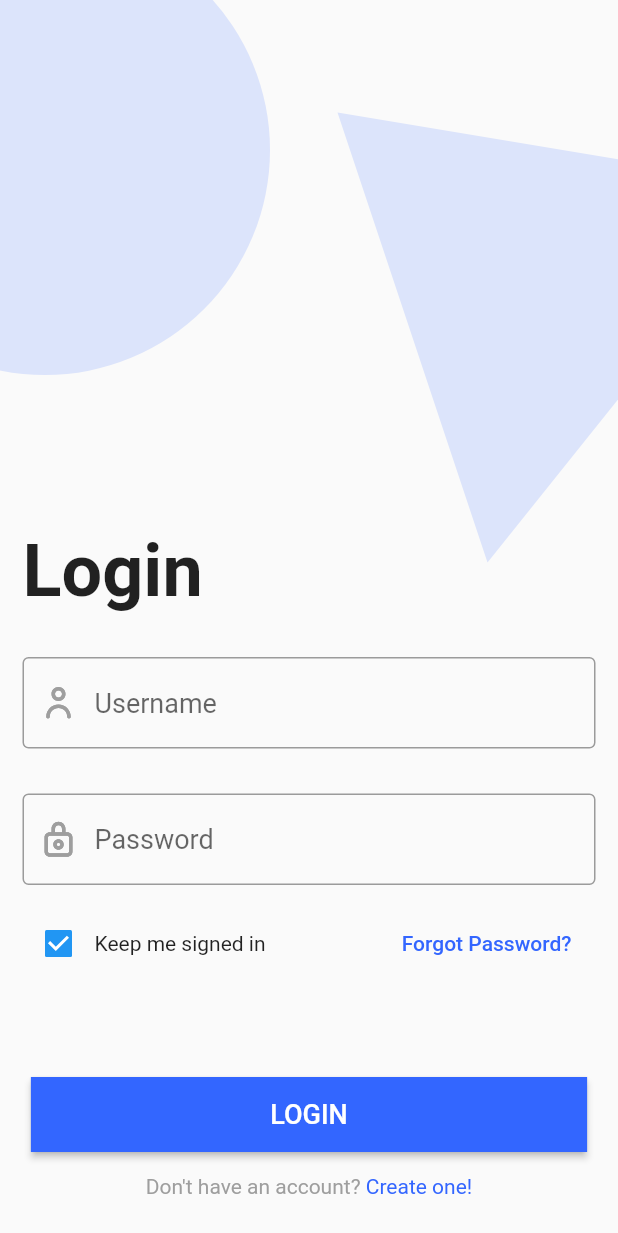
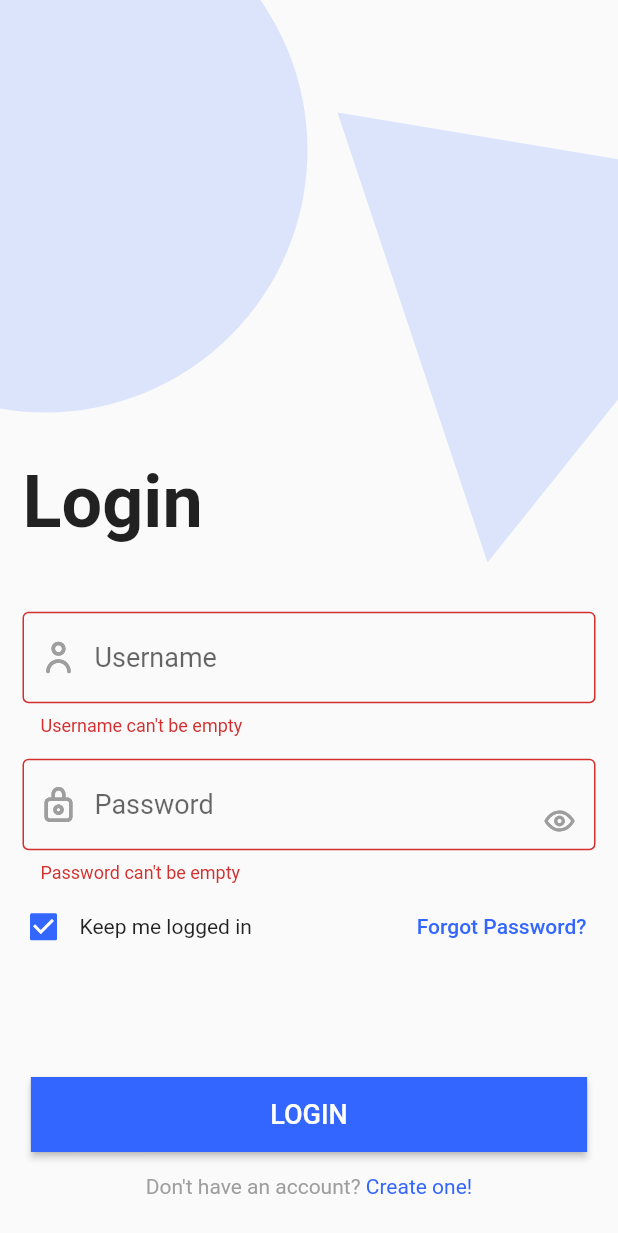
Before and after one commit to mdgspace/codephile-mobile, a Flutter app: the LoginScreen screen opened directly, after a tap on "LOGIN", on a phone screen of 412 x 824 dp. Shown: the top 1233 px of the screen. Run offline on Flutter 3.47's test engine with Material 2 defaults, Android fonts, the phone set to English and light mode, and no system bars; our stand-ins replace flutter_local_notifications, flutter_spinkit, flutter_svg, fluttertoast, image_cropper, image_picker and 2 more; missing offline and left inert: flutter_web_browser, searchable_dropdown; accounts and stored records are empty; project files that could hold a hidden picture were left out.

Commit message:
ptch:  login logic

```diff
--- a/codephile/lib/screens/login/login_screen.dart
+++ b/codephile/lib/screens/login/login_screen.dart
@@ -1,9 +1,15 @@
+import 'package:codephile/homescreen.dart';
+import 'package:codephile/models/token.dart';
 import 'package:codephile/resources/colors.dart';
 import 'package:codephile/screens/signup/signup.dart';
+import 'package:codephile/services/Id.dart';
+import 'package:codephile/services/login.dart';
 import 'package:flutter/gestures.dart';
 import 'package:flutter/material.dart';
 import 'package:flutter/services.dart';
 import 'package:flutter_svg/flutter_svg.dart';
+import 'package:fluttertoast/fluttertoast.dart';
+import 'package:shared_preferences/shared_preferences.dart';
 
 class LoginScreen extends StatefulWidget {
   @override
@@ -11,16 +17,27 @@ class LoginScreen extends StatefulWidget {
 }
 
 class _LoginScreenState extends State<LoginScreen> {
-  bool value = true;
   FocusNode _usernameFocusNode;
   FocusNode _passwordFocusNode;
   bool _usernameFocus;
   bool _passwordFocus;
+  bool _obscureText;
+  bool _keepMeLoggedIn;
+  bool _loggingIn;
+  String _username;
+  String _password;
+  GlobalKey<FormState> _key;
   @override
   void initState() {
     super.initState();
     _usernameFocus = false;
     _passwordFocus = false;
+    _obscureText = true;
+    _keepMeLoggedIn = true;
+    _loggingIn = false;
+    _username = '';
+    _password = '';
+    _key = GlobalKey<FormState>();
     _usernameFocusNode = FocusNode();
     _usernameFocusNode.addListener(() {
       setState(() {
@@ -47,20 +64,31 @@ class _LoginScreenState extends State<LoginScreen> {
         body: CustomPaint(
           painter: ShapePainter(),
           child: Center(
+            child: Form(
+              key: _key,
               child: Column(
                 mainAxisAlignment: MainAxisAlignment.end,
                 crossAxisAlignment: CrossAxisAlignment.start,
                 children: <Widget>[
+                  Spacer(flex: 10),
                   Padding(
-                    padding: EdgeInsets.all(15.0),
+                      padding: EdgeInsets.fromLTRB(15.0, 0, 15.0, 0),
                       child: Text(
                         'Login',
                         style: TextStyle(
                             fontSize: 48.0, fontWeight: FontWeight.bold),
                       )),
+                  Spacer(flex: 1),
                   Padding(
-                    padding: EdgeInsets.all(15.0),
+                      padding: EdgeInsets.fromLTRB(15.0, 15.0, 15.0, 0),
                       child: TextFormField(
+                        onSaved: (value) {
+                          setState(() {
+                            _username = value;
+                          });
+                        },
+                        validator: (value) =>
+                            value.isEmpty ? 'Username can\'t be empty' : null,
                         textInputAction: TextInputAction.next,
                         keyboardType: TextInputType.text,
                         focusNode: _usernameFocusNode,
@@ -77,18 +105,29 @@ class _LoginScreenState extends State<LoginScreen> {
                               ),
                             ),
                             border: OutlineInputBorder(
-                              borderSide:
-                                  BorderSide(color: codephileMain, width: 1.0)),
+                                borderSide: BorderSide(
+                                    color: codephileMain, width: 1.0)),
                             focusedBorder: OutlineInputBorder(
                                 borderSide: BorderSide(
                                     color: codephileMain, width: 1.5))),
                       )),
                   Padding(
-                    padding: EdgeInsets.all(15.0),
-                    child: TextFormField(
+                      padding: EdgeInsets.fromLTRB(15.0, 15.0, 15.0, 5.0),
+                      child: Stack(
+                          alignment: Alignment.centerRight,
+                          children: <Widget>[
+                            TextFormField(
+                              onSaved: (value) {
+                                setState(() {
+                                  _password = value;
+                                });
+                              },
+                              validator: (value) => value.isEmpty
+                                  ? 'Password can\'t be empty'
+                                  : null,
                               textInputAction: TextInputAction.go,
                               keyboardType: TextInputType.visiblePassword,
-                      obscureText: true,
+                              obscureText: _obscureText,
                               focusNode: _passwordFocusNode,
                               style: TextStyle(fontSize: 18.0),
                               decoration: InputDecoration(
@@ -101,24 +140,42 @@ class _LoginScreenState extends State<LoginScreen> {
                                             : Colors.grey),
                                   ),
                                   border: OutlineInputBorder(
-                              borderSide:
-                                  BorderSide(color: codephileMain, width: 1.0)),
+                                      borderSide: BorderSide(
+                                          color: codephileMain, width: 1.0)),
                                   focusedBorder: OutlineInputBorder(
                                       borderSide: BorderSide(
                                           color: codephileMain, width: 1.5))),
-                    )),
+                            ),
+                            IconButton(
+                                icon: SvgPicture.asset(
+                                  (_obscureText)
+                                      ? 'assets/eye-on.svg'
+                                      : 'assets/eye-off.svg',
+                                  color: (_passwordFocus)
+                                      ? codephileMain
+                                      : Colors.grey,
+                                ),
+                                onPressed: () {
+                                  setState(() {
+                                    _obscureText = !_obscureText;
+                                  });
+                                })
+                          ])),
                   Padding(
-                    padding: EdgeInsets.fromLTRB(15.0, 0.0, 15.0, 15.0),
+                      padding: EdgeInsets.fromLTRB(5.0, 0.0, 5.0, 15.0),
                       child: Row(
-                      mainAxisAlignment: MainAxisAlignment.spaceBetween,
+                        mainAxisAlignment: MainAxisAlignment.start,
                         crossAxisAlignment: CrossAxisAlignment.center,
                         children: <Widget>[
                           Checkbox(
-                            value: value,
+                              value: _keepMeLoggedIn,
+                              activeColor: codephileMain,
                               onChanged: (val) {
-                              value = val;
+                                setState(() {
+                                  _keepMeLoggedIn = val;
+                                });
                               }),
-                        Text('Keep me signed in'),
+                          Text('Keep me logged in'),
                           Spacer(),
                           FlatButton(
                               onPressed: () {},
@@ -128,8 +185,8 @@ class _LoginScreenState extends State<LoginScreen> {
                               ))
                         ],
                       )),
-                SizedBox(
-                  height: 50,
+                  Spacer(
+                    flex: 2,
                   ),
                   Center(
                     child: RaisedButton(
@@ -139,13 +196,46 @@ class _LoginScreenState extends State<LoginScreen> {
                           height: 50,
                           width: MediaQuery.of(context).size.width * 0.9,
                           decoration: BoxDecoration(
-                            color: codephileMain,
+                              color: (_loggingIn) ? Colors.grey : codephileMain,
                               borderRadius: BorderRadius.circular(0.0)),
                           child: Text(
-                          'LOGIN',
-                          style: TextStyle(color: Colors.white, fontSize: 18),
+                            (_loggingIn) ? 'LOGGING IN' : 'LOGIN',
+                            style: TextStyle(
+                                color: (_loggingIn)
+                                    ? Colors.black87
+                                    : Colors.white,
+                                fontSize: 18),
                           )),
-                    onPressed: () {},
+                      onPressed: () async {
+                        setState(() {
+                          _loggingIn = true;
+                        });
+                        if (_validateAndSave()) {
+                          Token token = await login(_username, _password);
+                          if (token != null) {
+                            String uid = await id(token.token);
+                            if (_keepMeLoggedIn) {
+                              SharedPreferences prefs =
+                                  await SharedPreferences.getInstance();
+                              prefs.setString("token", token.token);
+                              prefs.setString("uid", uid);
+                            }
+                            FocusScope.of(context).requestFocus(new FocusNode());
+                            Navigator.pushReplacement(context,
+                                MaterialPageRoute(builder: (context) {
+                              return HomePage(
+                                token: token.token,
+                                userId: uid,
+                              );
+                            }));
+                          }else{
+                            Fluttertoast.showToast(msg: 'Incorrect username or password.');
+                          }
+                        }
+                        setState(() {
+                          _loggingIn = false;
+                        });
+                      },
                     ),
                   ),
                   Padding(
@@ -174,7 +264,17 @@ class _LoginScreenState extends State<LoginScreen> {
             ),
           ),
         ),
+      ),
     );
+  }
+
+  bool _validateAndSave() {
+    final FormState form = _key.currentState;
+    if (form.validate()) {
+      form.save();
+      return true;
+    }
+    return false;
   }
 }
 
@@ -190,7 +290,7 @@ class ShapePainter extends CustomPainter {
       ..lineTo(startX + 300, startY + 50)
       ..lineTo(startX + 100, startY + 300)
       ..lineTo(startX, startY);
-    canvas.drawCircle(Offset(30, 100), 150.0, paint);
+    canvas.drawCircle(Offset(30, 100), 175.0, paint);
     canvas.drawPath(trianglePath, paint);
   }
 
```
Also changed, not shown: codephile/pubspec.yaml (+9 -7 lines), codephile/assets/eye-off.svg (added), codephile/assets/eye-on.svg (added), codephile/pubspec.lock, 1 other file. Lines whose indentation alone changed are shown as unchanged.
